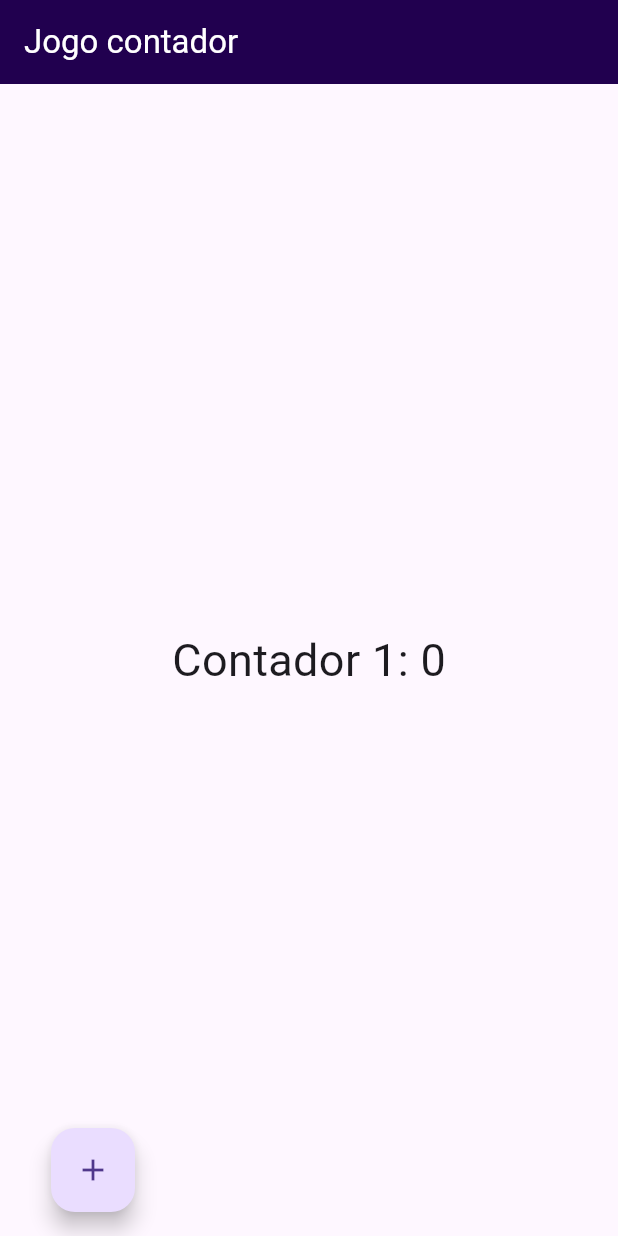
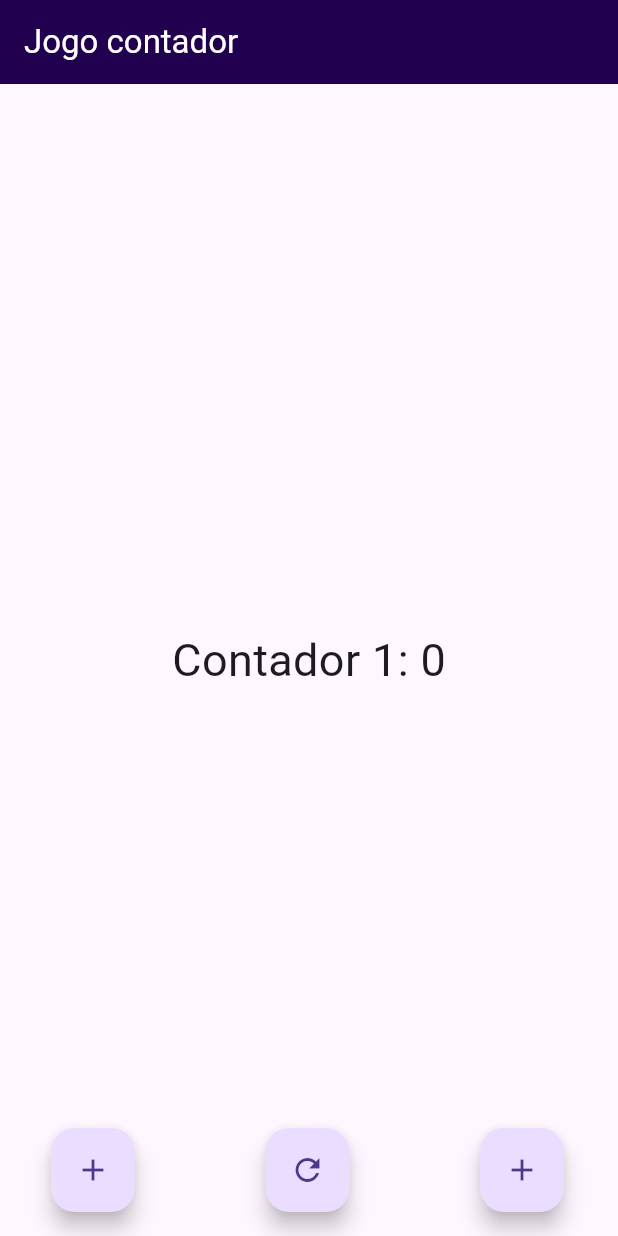
Before and after one commit to Gexis95/senac, a Flutter app: the screen it shows after launch, on a phone screen of 412 x 824 dp. Run offline on Flutter 3.47's test engine with Material 3 defaults, Android fonts, the light colour scheme and no system bars.

Commit message:
29/01/2024
Literal só dois botões a aula inteira, saímos mais cedo e não teve nada até depois do intervalo.
HIHIHIHIIHHI botãozinho uwuuwwuuwwu

```diff
--- a/PROJETOS/android projetos/contador/lib/main.dart
+++ b/PROJETOS/android projetos/contador/lib/main.dart
@@ -62,6 +62,21 @@ class _EstadoAplicativo extends State<Aplicativo> {
                 child: const Icon(Icons.add),
               ),
             ),
+
+            const FloatingActionButton(
+              onPressed: null,
+              tooltip: 'Zerar Contagem',
+              child: Icon(Icons.refresh),
+            ),
+
+            const Padding(
+              padding: EdgeInsets.only(right: 20.00),
+              child: FloatingActionButton(
+                onPressed: null,
+                tooltip: 'Incrementar contador 2',
+                child: Icon(Icons.add),
+              ),
+            ),
           ],
         ),
       ),
```
